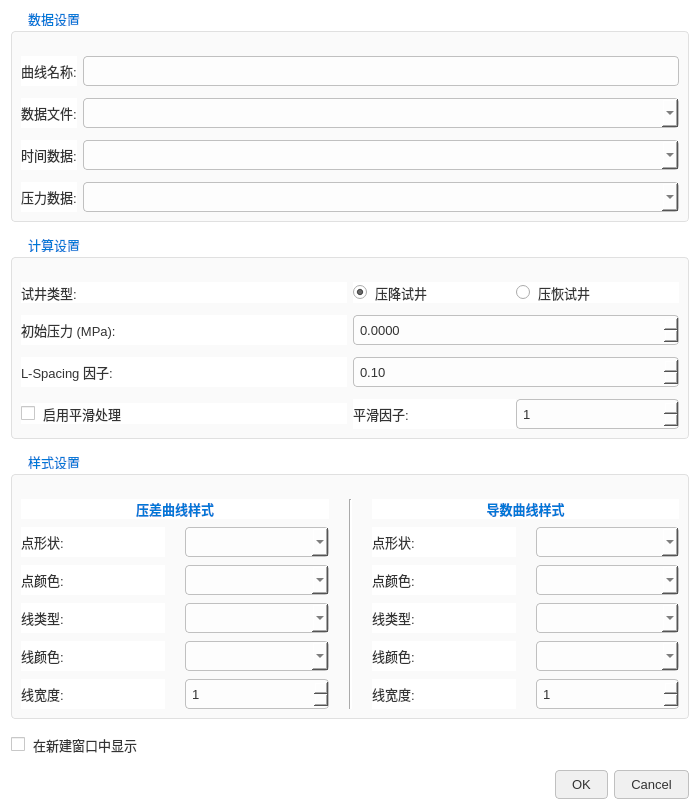
Old version of the form plottingdialog3.ui in the repository Luqinghao1/WT20260113B.
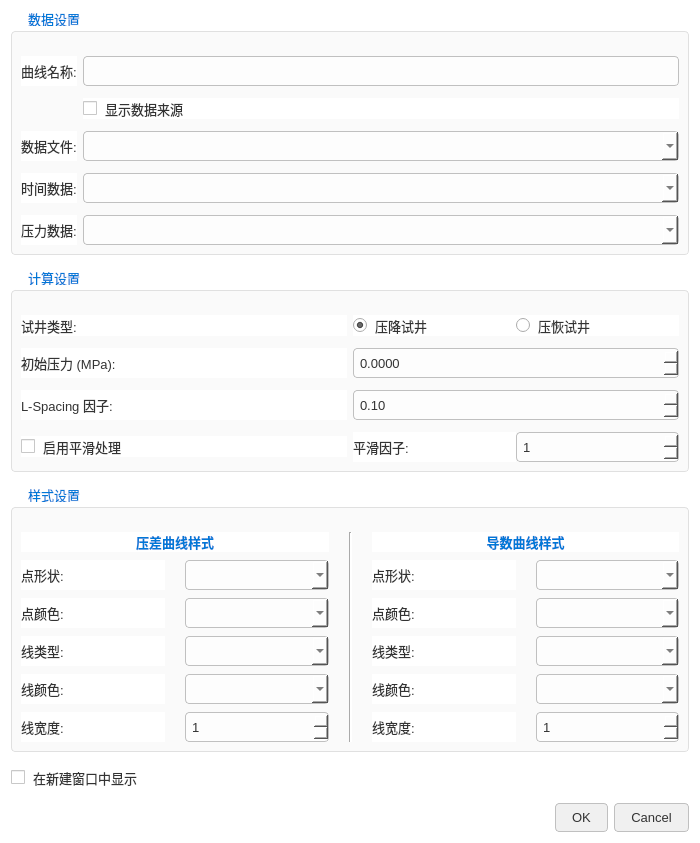
New version of the form.

Patch:
```diff
--- a/plottingdialog3.ui
+++ b/plottingdialog3.ui
@@ -7,7 +7,7 @@
     <x>0</x>
     <y>0</y>
     <width>700</width>
-    <height>600</height>
+    <height>620</height>
    </rect>
   </property>
   <property name="windowTitle">
@@ -81,34 +81,41 @@
       <item row="0" column="1">
        <widget class="QLineEdit" name="lineEdit_Name"/>
       </item>
-      <item row="1" column="0">
+      <item row="1" column="1">
+       <widget class="QCheckBox" name="check_ShowSource">
+        <property name="text">
+         <string>显示数据来源</string>
+        </property>
+       </widget>
+      </item>
+      <item row="2" column="0">
        <widget class="QLabel" name="label_File">
         <property name="text">
          <string>数据文件:</string>
         </property>
        </widget>
       </item>
-      <item row="1" column="1">
+      <item row="2" column="1">
        <widget class="QComboBox" name="comboFileSelect"/>
       </item>
-      <item row="2" column="0">
+      <item row="3" column="0">
        <widget class="QLabel" name="label_Time">
         <property name="text">
          <string>时间数据:</string>
         </property>
        </widget>
       </item>
-      <item row="2" column="1">
+      <item row="3" column="1">
        <widget class="QComboBox" name="comboTime"/>
       </item>
-      <item row="3" column="0">
+      <item row="4" column="0">
        <widget class="QLabel" name="label_Press">
         <property name="text">
          <string>压力数据:</string>
         </property>
        </widget>
       </item>
-      <item row="3" column="1">
+      <item row="4" column="1">
        <widget class="QComboBox" name="comboPress"/>
       </item>
      </layout>
```
Left out of the diff: 6 changed lines with no effect on the pictures.
